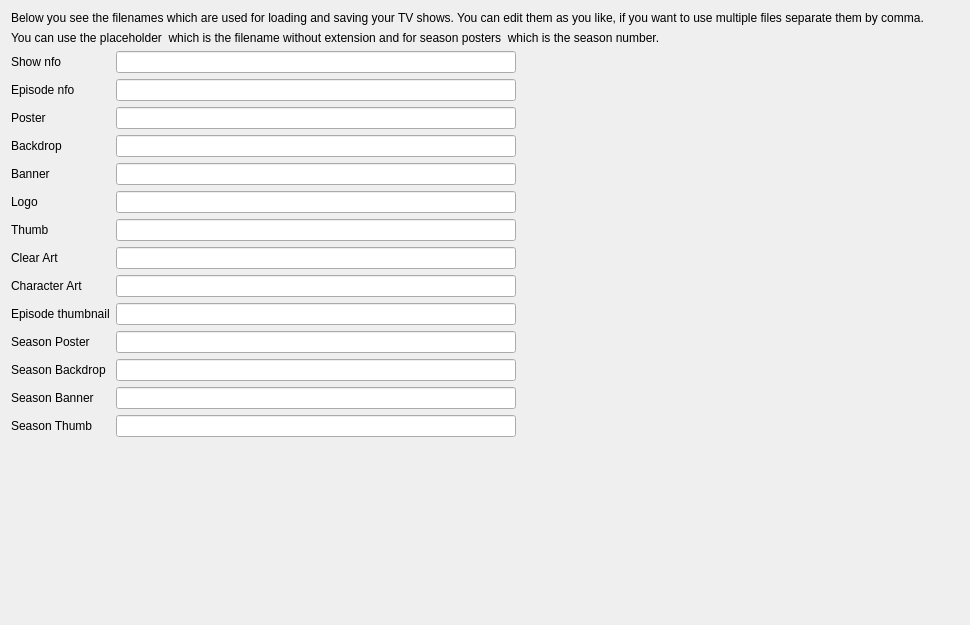
The window that src/ui/settings/TvShowSettingsWidget.ui (Komet/MediaElch) describes before a commit, drawn with Qt 5.
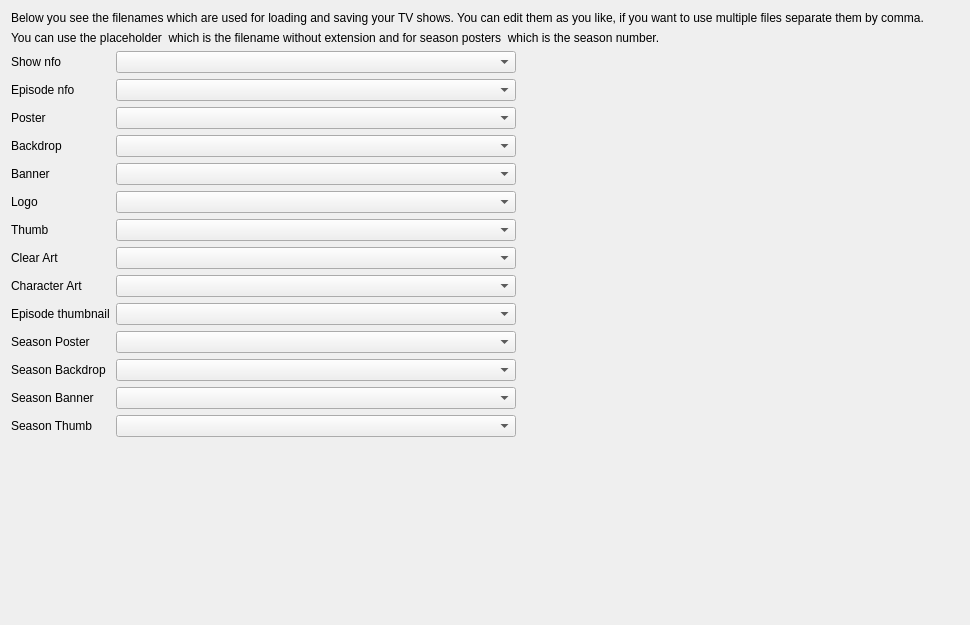
The same window after the commit. Custom widgets are drawn as their Qt base class.

Commit message:
[UI] Use QComboBox for PlaceholderLineEdit to provide default
This commit makes it possible to set default values for certain text
fields such as in the RenamerDialog.  This allows users to switch
back to defaults if they accidentally edited the box.

This is done for Renamer line edits.  Only few examples were edited by
default.

```diff
--- a/src/ui/settings/TvShowSettingsWidget.ui
+++ b/src/ui/settings/TvShowSettingsWidget.ui
@@ -122,6 +122,18 @@
      </item>
      <item row="0" column="1">
       <widget class="PlaceholderLineEdit" name="showNfo">
+       <property name="sizePolicy">
+        <sizepolicy hsizetype="MinimumExpanding" vsizetype="Fixed">
+         <horstretch>0</horstretch>
+         <verstretch>0</verstretch>
+        </sizepolicy>
+       </property>
+       <property name="minimumSize">
+        <size>
+         <width>200</width>
+         <height>0</height>
+        </size>
+       </property>
        <property name="maximumSize">
         <size>
          <width>400</width>
@@ -132,6 +144,18 @@
      </item>
      <item row="1" column="1">
       <widget class="PlaceholderLineEdit" name="showEpisodeNfo">
+       <property name="sizePolicy">
+        <sizepolicy hsizetype="MinimumExpanding" vsizetype="Fixed">
+         <horstretch>0</horstretch>
+         <verstretch>0</verstretch>
+        </sizepolicy>
+       </property>
+       <property name="minimumSize">
+        <size>
+         <width>200</width>
+         <height>0</height>
+        </size>
+       </property>
        <property name="maximumSize">
         <size>
          <width>400</width>
@@ -142,6 +166,18 @@
      </item>
      <item row="2" column="1">
       <widget class="PlaceholderLineEdit" name="showPoster">
+       <property name="sizePolicy">
+        <sizepolicy hsizetype="MinimumExpanding" vsizetype="Fixed">
+         <horstretch>0</horstretch>
+         <verstretch>0</verstretch>
+        </sizepolicy>
+       </property>
+       <property name="minimumSize">
+        <size>
+         <width>200</width>
+         <height>0</height>
+        </size>
+       </property>
        <property name="maximumSize">
         <size>
          <width>400</width>
@@ -152,6 +188,18 @@
      </item>
      <item row="3" column="1">
       <widget class="PlaceholderLineEdit" name="showBackdrop">
+       <property name="sizePolicy">
+        <sizepolicy hsizetype="MinimumExpanding" vsizetype="Fixed">
+         <horstretch>0</horstretch>
+         <verstretch>0</verstretch>
+        </sizepolicy>
+       </property>
+       <property name="minimumSize">
+        <size>
+         <width>200</width>
+         <height>0</height>
+        </size>
+       </property>
        <property name="maximumSize">
         <size>
          <width>400</width>
@@ -162,6 +210,18 @@
      </item>
      <item row="4" column="1">
       <widget class="PlaceholderLineEdit" name="showBanner">
+       <property name="sizePolicy">
+        <sizepolicy hsizetype="MinimumExpanding" vsizetype="Fixed">
+         <horstretch>0</horstretch>
+         <verstretch>0</verstretch>
+        </sizepolicy>
+       </property>
+       <property name="minimumSize">
+        <size>
+         <width>200</width>
+         <height>0</height>
+        </size>
+       </property>
        <property name="maximumSize">
         <size>
          <width>400</width>
@@ -172,6 +232,18 @@
      </item>
      <item row="5" column="1">
       <widget class="PlaceholderLineEdit" name="showLogo">
+       <property name="sizePolicy">
+        <sizepolicy hsizetype="MinimumExpanding" vsizetype="Fixed">
+         <horstretch>0</horstretch>
+         <verstretch>0</verstretch>
+        </sizepolicy>
+       </property>
+       <property name="minimumSize">
+        <size>
+         <width>200</width>
+         <height>0</height>
+        </size>
+       </property>
        <property name="maximumSize">
         <size>
          <width>400</width>
@@ -182,6 +254,18 @@
      </item>
      <item row="7" column="1">
       <widget class="PlaceholderLineEdit" name="showClearArt">
+       <property name="sizePolicy">
+        <sizepolicy hsizetype="MinimumExpanding" vsizetype="Fixed">
+         <horstretch>0</horstretch>
+         <verstretch>0</verstretch>
+        </sizepolicy>
+       </property>
+       <property name="minimumSize">
+        <size>
+         <width>200</width>
+         <height>0</height>
+        </size>
+       </property>
        <property name="maximumSize">
         <size>
          <width>400</width>
@@ -192,6 +276,18 @@
      </item>
      <item row="8" column="1">
       <widget class="PlaceholderLineEdit" name="showCharacterArt">
+       <property name="sizePolicy">
+        <sizepolicy hsizetype="MinimumExpanding" vsizetype="Fixed">
+         <horstretch>0</horstretch>
+         <verstretch>0</verstretch>
+        </sizepolicy>
+       </property>
+       <property name="minimumSize">
+        <size>
+         <width>200</width>
+         <height>0</height>
+        </size>
+       </property>
        <property name="maximumSize">
         <size>
          <width>400</width>
@@ -202,6 +298,18 @@
      </item>
      <item row="9" column="1">
       <widget class="PlaceholderLineEdit" name="showEpisodeThumbnail">
+       <property name="sizePolicy">
+        <sizepolicy hsizetype="MinimumExpanding" vsizetype="Fixed">
+         <horstretch>0</horstretch>
+         <verstretch>0</verstretch>
+        </sizepolicy>
+       </property>
+       <property name="minimumSize">
+        <size>
+         <width>200</width>
+         <height>0</height>
+        </size>
+       </property>
        <property name="maximumSize">
         <size>
          <width>400</width>
@@ -212,6 +320,18 @@
      </item>
      <item row="10" column="1">
       <widget class="PlaceholderLineEdit" name="showSeasonPoster">
+       <property name="sizePolicy">
+        <sizepolicy hsizetype="MinimumExpanding" vsizetype="Fixed">
+         <horstretch>0</horstretch>
+         <verstretch>0</verstretch>
+        </sizepolicy>
+       </property>
+       <property name="minimumSize">
+        <size>
+         <width>200</width>
+         <height>0</height>
+        </size>
+       </property>
        <property name="maximumSize">
         <size>
          <width>400</width>
@@ -222,6 +342,18 @@
      </item>
      <item row="11" column="1">
       <widget class="PlaceholderLineEdit" name="showSeasonBackdrop">
+       <property name="sizePolicy">
+        <sizepolicy hsizetype="MinimumExpanding" vsizetype="Fixed">
+         <horstretch>0</horstretch>
+         <verstretch>0</verstretch>
+        </sizepolicy>
+       </property>
+       <property name="minimumSize">
+        <size>
+         <width>200</width>
+         <height>0</height>
+        </size>
+       </property>
        <property name="maximumSize">
         <size>
          <width>400</width>
@@ -232,6 +364,18 @@
      </item>
      <item row="12" column="1">
       <widget class="PlaceholderLineEdit" name="showSeasonBanner">
+       <property name="sizePolicy">
+        <sizepolicy hsizetype="MinimumExpanding" vsizetype="Fixed">
+         <horstretch>0</horstretch>
+         <verstretch>0</verstretch>
+        </sizepolicy>
+       </property>
+       <property name="minimumSize">
+        <size>
+         <width>200</width>
+         <height>0</height>
+        </size>
+       </property>
        <property name="maximumSize">
         <size>
          <width>400</width>
@@ -256,6 +400,18 @@
      </item>
      <item row="6" column="1">
       <widget class="PlaceholderLineEdit" name="showThumb">
+       <property name="sizePolicy">
+        <sizepolicy hsizetype="MinimumExpanding" vsizetype="Fixed">
+         <horstretch>0</horstretch>
+         <verstretch>0</verstretch>
+        </sizepolicy>
+       </property>
+       <property name="minimumSize">
+        <size>
+         <width>200</width>
+         <height>0</height>
+        </size>
+       </property>
        <property name="maximumSize">
         <size>
          <width>400</width>
@@ -266,6 +422,18 @@
      </item>
      <item row="13" column="1">
       <widget class="PlaceholderLineEdit" name="showSeasonThumb">
+       <property name="sizePolicy">
+        <sizepolicy hsizetype="MinimumExpanding" vsizetype="Fixed">
+         <horstretch>0</horstretch>
+         <verstretch>0</verstretch>
+        </sizepolicy>
+       </property>
+       <property name="minimumSize">
+        <size>
+         <width>200</width>
+         <height>0</height>
+        </size>
+       </property>
        <property name="maximumSize">
         <size>
          <width>400</width>
@@ -281,7 +449,7 @@
  <customwidgets>
   <customwidget>
    <class>PlaceholderLineEdit</class>
-   <extends>QLineEdit</extends>
+   <extends>QComboBox</extends>
    <header location="global">ui/small_widgets/PlaceholderLineEdit.h</header>
   </customwidget>
  </customwidgets>
```
The commit also changes 13 other files.
